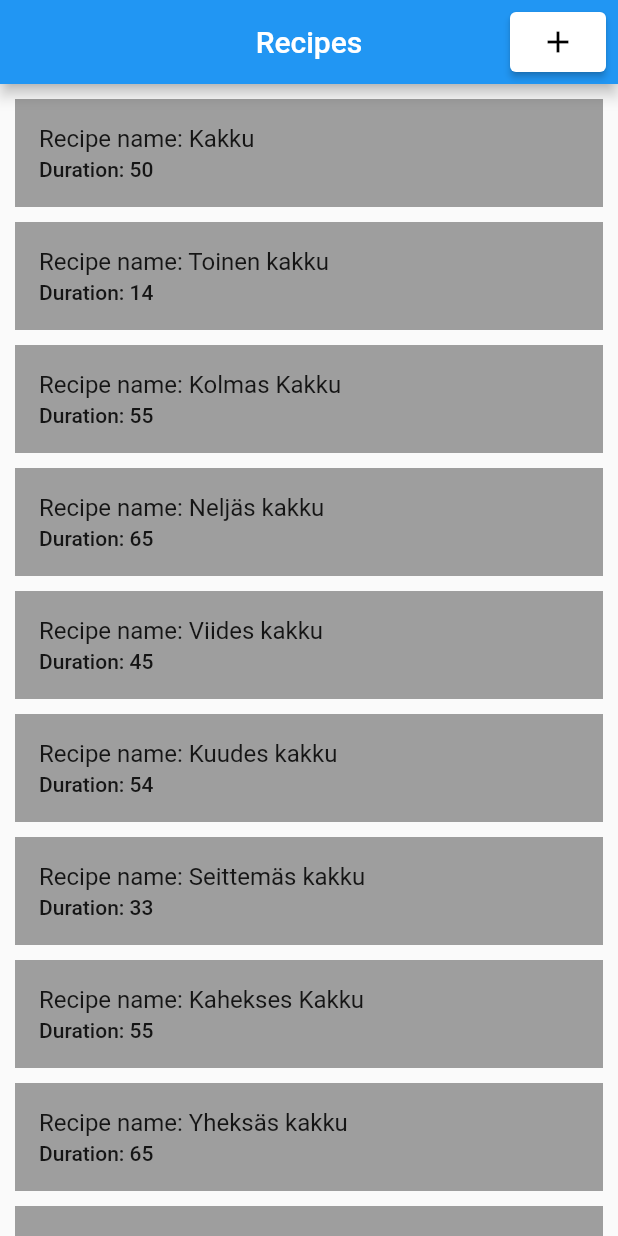
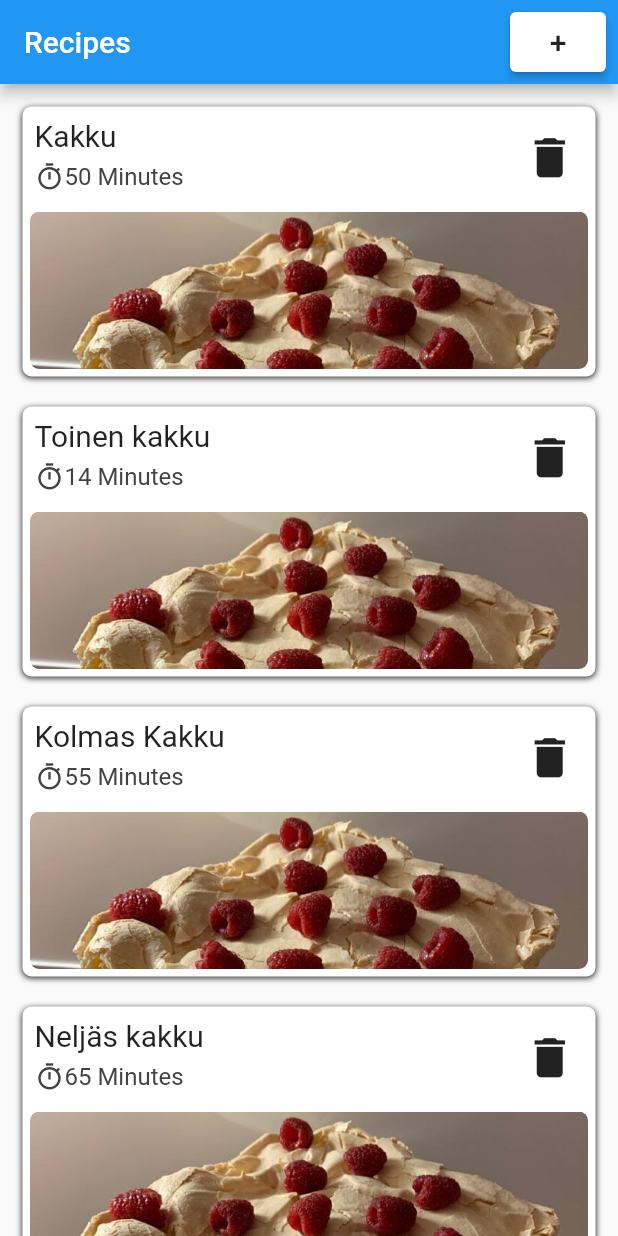
Before and after one commit to Nikomanty/RecipeBook, a Flutter app: the screen it shows after launch, on a phone screen of 412 x 824 dp. Run offline on Flutter 3.47's test engine with Material 2 defaults, Android fonts, the phone set to English and light mode, and no system bars.

Commit message:
Adds Card widget for recipes

```diff
--- a/lib/data/recipe_data_source.dart
+++ b/lib/data/recipe_data_source.dart
@@ -7,58 +7,66 @@ class RecipeDummyDataSource {
         duration: 50,
         ingredients: ["Jauhoja", "Kananmunia", "Sokearia"],
         introductions: ["Sekota jauhot", "Lisää kananmunat", "Lisää sokeri"],
-    ),
+        image: "images/placeholder_image.jpeg"),
     Recipe(
         recipeName: "Toinen kakku",
         duration: 14,
         ingredients: ["Jauhoja", "Kananmunia", "Sokearia"],
         introductions: ["Sekota jauhot", "Lisää kananmunat", "Lisää sokeri"],
-    ),
+        image: "images/placeholder_image.jpeg"),
     Recipe(
         recipeName: "Kolmas Kakku",
         duration: 55,
         ingredients: ["Jauhoja", "Kananmunia", "Sokearia"],
         introductions: ["Sekota jauhot", "Lisää kananmunat", "Lisää sokeri"],
-    ),Recipe(
+        image: "images/placeholder_image.jpeg"),
+    Recipe(
         recipeName: "Neljäs kakku",
         duration: 65,
         ingredients: ["Jauhoja", "Kananmunia", "Sokearia"],
         introductions: ["Sekota jauhot", "Lisää kananmunat", "Lisää sokeri"],
-    ),Recipe(
+        image: "images/placeholder_image.jpeg"),
+    Recipe(
         recipeName: "Viides kakku",
         duration: 45,
         ingredients: ["Jauhoja", "Kananmunia", "Sokearia"],
         introductions: ["Sekota jauhot", "Lisää kananmunat", "Lisää sokeri"],
-    ),Recipe(
+        image: "images/placeholder_image.jpeg"),
+    Recipe(
         recipeName: "Kuudes kakku",
         duration: 54,
         ingredients: ["Jauhoja", "Kananmunia", "Sokearia"],
         introductions: ["Sekota jauhot", "Lisää kananmunat", "Lisää sokeri"],
-    ),Recipe(
+        image: "images/placeholder_image.jpeg"),
+    Recipe(
         recipeName: "Seittemäs kakku",
         duration: 33,
         ingredients: ["Jauhoja", "Kananmunia", "Sokearia"],
         introductions: ["Sekota jauhot", "Lisää kananmunat", "Lisää sokeri"],
-    ),Recipe(
+        image: "images/placeholder_image.jpeg"),
+    Recipe(
         recipeName: "Kahekses Kakku",
         duration: 55,
         ingredients: ["Jauhoja", "Kananmunia", "Sokearia"],
         introductions: ["Sekota jauhot", "Lisää kananmunat", "Lisää sokeri"],
-    ),Recipe(
+        image: "images/placeholder_image.jpeg"),
+    Recipe(
         recipeName: "Yheksäs kakku",
         duration: 65,
         ingredients: ["Jauhoja", "Kananmunia", "Sokearia"],
         introductions: ["Sekota jauhot", "Lisää kananmunat", "Lisää sokeri"],
-    ),Recipe(
+        image: "images/placeholder_image.jpeg"),
+    Recipe(
         recipeName: "Kymmenes kakku",
         duration: 77,
         ingredients: ["Jauhoja", "Kananmunia", "Sokearia"],
         introductions: ["Sekota jauhot", "Lisää kananmunat", "Lisää sokeri"],
-    ), Recipe(
+        image: "images/placeholder_image.jpeg"),
+    Recipe(
         recipeName: "Yhestoista kakku",
         duration: 55,
         ingredients: ["Jauhoja", "Kananmunia", "Sokearia"],
         introductions: ["Sekota jauhot", "Lisää kananmunat", "Lisää sokeri"],
-    ),
+        image: "images/placeholder_image.jpeg"),
   ];
 }
--- a/lib/main.dart
+++ b/lib/main.dart
@@ -1,6 +1,6 @@
 import 'package:flutter/material.dart';
 import 'package:recipe_book/res/recipe_book_strings.dart';
-import 'package:recipe_book/views/recipe_book.dart';
+import 'package:recipe_book/view/recipe_book.dart';
 
 void main() {
   runApp(MaterialApp(
--- a/lib/model/recipe.dart
+++ b/lib/model/recipe.dart
@@ -3,11 +3,13 @@ class Recipe {
   final int duration;
   final List<String> ingredients;
   final List<String> introductions;
+  final String image;
 
   Recipe({
     required this.recipeName,
     required this.duration,
     required this.ingredients,
     required this.introductions,
+    required this.image,
   });
 }
--- a/lib/res/recipe_book_strings.dart
+++ b/lib/res/recipe_book_strings.dart
@@ -2,6 +2,6 @@
 class RecipeBookStrings {
   static const String appTitle = "Recipe Book";
   static const String recipesString = "Recipes";
-  static const String recipeNameString = "Recipe name:";
-  static const String durationString = "Duration: ";
+
+  static const String minutesString = "Minutes";
 }
--- a/lib/views/recipe_book.dart
+++ b/lib/view/recipe_book.dart
@@ -2,7 +2,8 @@ import 'package:flutter/material.dart';
 import 'package:recipe_book/data/recipe_data_source.dart';
 import 'package:recipe_book/model/recipe.dart';
 import 'package:recipe_book/res/recipe_book_strings.dart';
-import 'package:recipe_book/views/recipe_list/recipe_list.dart';
+import 'package:recipe_book/view/recipe_list/recipe_list.dart';
+import 'package:recipe_book/widgets/buttons/action_button.dart';
 
 class RecipeBook extends StatelessWidget {
   final List<Recipe> recipes = RecipeDummyDataSource.recipes;
@@ -17,24 +18,15 @@ class RecipeBook extends StatelessWidget {
           RecipeBookStrings.recipesString,
           style: TextStyle(color: Colors.white),
         ),
-        centerTitle: true,
-        actions: [_createRoundedButton()],
+        actions: [
+          ActionButton(
+            action: () => debugPrint("Create new recipe"),
+            title: "+",
+          )
+        ],
       ),
-      body: RecipeList(recipes: recipes,),
-    );
-  }
-
-  Widget _createRoundedButton() {
-    return Padding(
-      padding: const EdgeInsets.all(8.0),
-      child: ElevatedButton(
-        style: ElevatedButton.styleFrom(
-          primary: Colors.white,
-          onPrimary: Colors.black,
-        ),
-        child: const Icon(Icons.add),
-        //TODO: Create recipe functionality needs to be added
-        onPressed: () => debugPrint("Open create recipe"),
+      body: RecipeList(
+        recipes: recipes,
       ),
     );
   }
--- /dev/null
+++ b/lib/view/recipe_list/recipe_card.dart
@@ -0,0 +1,69 @@
+import 'package:flutter/material.dart';
+import 'package:recipe_book/model/recipe.dart';
+import 'package:recipe_book/res/recipe_book_strings.dart';
+import 'package:recipe_book/view/recipe_list/recipe_card_image.dart';
+import 'package:recipe_book/widgets/buttons/delete_button.dart';
+import 'package:recipe_book/widgets/labels/icon_label.dart';
+import 'package:recipe_book/widgets/labels/title_label.dart';
+
+class RecipeCard extends StatelessWidget {
+  final Recipe recipe;
+
+  const RecipeCard({Key? key, required this.recipe}) : super(key: key);
+
+  @override
+  Widget build(BuildContext context) {
+    return InkWell(
+      onTap: () => debugPrint("Open recipe"),
+      child: Container(
+        height: 180,
+        margin: const EdgeInsets.all(5),
+        decoration: BoxDecoration(
+          color: Colors.white,
+          borderRadius: BorderRadius.circular(6),
+          boxShadow: [
+            BoxShadow(
+              color: Colors.grey.shade900,
+              offset: const Offset(0.0, 1.0),
+              blurRadius: 3.0,
+            ),
+          ],
+        ),
+        child: _cardContent(),
+      ),
+    );
+  }
+
+  Widget _cardContent() {
+    return Column(
+      children: [
+        Padding(
+          padding: const EdgeInsets.all(8.0),
+          child: Row(
+            mainAxisAlignment: MainAxisAlignment.spaceBetween,
+            children: [
+              Flexible(
+                child: Column(
+                  crossAxisAlignment: CrossAxisAlignment.start,
+                  children: [
+                    TitleLabel(title: recipe.recipeName, maxRows: 1),
+                    const Padding(padding: EdgeInsets.symmetric(vertical: 3.0)),
+                    IconLabel(
+                        icon: Icons.timer_outlined,
+                        label:
+                            "${recipe.duration} ${RecipeBookStrings.minutesString}"),
+                  ],
+                ),
+              ),
+              DeleteButton(
+                itemToDeleteName: recipe.recipeName,
+                iconSize: 35,
+              ),
+            ],
+          ),
+        ),
+        RecipeCardImage(recipeThumpNailImagePath: recipe.image),
+      ],
+    );
+  }
+}
--- /dev/null
+++ b/lib/view/recipe_list/recipe_card_image.dart
@@ -0,0 +1,26 @@
+import 'package:flutter/material.dart';
+
+class RecipeCardImage extends StatelessWidget {
+  final String recipeThumpNailImagePath;
+
+  const RecipeCardImage({
+    Key? key,
+    required this.recipeThumpNailImagePath,
+  }) : super(key: key);
+
+  @override
+  Widget build(BuildContext context) {
+    return Expanded(
+      child: Container(
+        margin: const EdgeInsets.all(5),
+        decoration: BoxDecoration(
+            borderRadius: BorderRadius.circular(6),
+            image: DecorationImage(
+              image: AssetImage(recipeThumpNailImagePath),
+              fit: BoxFit.cover,
+              alignment: Alignment.topCenter,
+            )),
+      ),
+    );
+  }
+}
--- a/lib/views/recipe_list/recipe_list.dart
+++ b/lib/view/recipe_list/recipe_list.dart
@@ -1,5 +1,6 @@
 import 'package:flutter/material.dart';
 import 'package:recipe_book/model/recipe.dart';
+import 'package:recipe_book/view/recipe_list/recipe_card.dart';
 
 class RecipeList extends StatelessWidget {
   final List<Recipe> recipes;
@@ -17,17 +18,8 @@ class RecipeList extends StatelessWidget {
       itemBuilder: (context, index) {
         return Padding(
           padding: const EdgeInsets.all(5.0),
-          //TODO: Add real card widget for recipes
-          child: ListTile(
-            title: Text(
-              "Recipe name: ${recipes[index].recipeName}",
-              style: Theme.of(context).textTheme.titleMedium,
-            ),
-            subtitle: Text(
-              "Duration: ${recipes[index].duration}",
-              style: Theme.of(context).textTheme.bodyText1,
-            ),
-            tileColor: Colors.grey,
+          child: RecipeCard(
+            recipe: recipes[index],
           ),
         );
       },
--- /dev/null
+++ b/lib/widgets/buttons/action_button.dart
@@ -0,0 +1,29 @@
+import 'package:flutter/material.dart';
+
+class ActionButton extends StatelessWidget {
+  final Function() action;
+  final String title;
+
+  const ActionButton({
+    Key? key,
+    required this.action,
+    required this.title,
+  }) : super(key: key);
+
+  @override
+  Widget build(BuildContext context) {
+    return Padding(
+      padding: const EdgeInsets.all(8.0),
+      child: ElevatedButton(
+        onPressed: action,
+        style: ButtonStyle(
+          backgroundColor: MaterialStateProperty.all<Color>(Colors.white),
+        ),
+        child: Text(
+          title,
+          style: Theme.of(context).textTheme.titleLarge,
+        ),
+      ),
+    );
+  }
+}
--- /dev/null
+++ b/lib/widgets/buttons/delete_button.dart
@@ -0,0 +1,48 @@
+import 'package:flutter/material.dart';
+
+class DeleteButton extends StatelessWidget {
+  final String? itemToDeleteName;
+  final double? iconSize;
+
+  const DeleteButton({
+    Key? key,
+    this.itemToDeleteName,
+    this.iconSize,
+  }) : super(key: key);
+
+  @override
+  Widget build(BuildContext context) {
+    return IconButton(
+      icon: Icon(Icons.delete, size: iconSize ?? 25),
+      onPressed: () {
+        showDialog(
+          context: context,
+          builder: (BuildContext context) {
+            return _dialog(context);
+          },
+        );
+      },
+    );
+  }
+
+  _dialog(BuildContext context) {
+    return AlertDialog(
+      title: Text(
+        "Delete $itemToDeleteName?",
+      ),
+      actions: [
+        TextButton(
+          onPressed: () {
+            debugPrint("Delete item");
+            Navigator.of(context).pop();
+          },
+          child: const Text("Confirm"),
+        ),
+        TextButton(
+          onPressed: () => Navigator.of(context).pop(),
+          child: const Text("Cancel"),
+        ),
+      ],
+    );
+  }
+}
--- a/lib/widgets/buttons/elevated_rounded_button.dart
+++ /dev/null
@@ -1,43 +0,0 @@
-import 'package:flutter/material.dart';
-
-class ElevatedRoundedButton extends StatelessWidget {
-  final double width;
-  final double height;
-  final double radius;
-  final Color color;
-  final Color? elevationColor;
-  final Widget content;
-  final Function onClick;
-
-  const ElevatedRoundedButton(
-      {Key? key, required this.width,
-      required this.height,
-      required this.radius,
-      this.elevationColor,
-      required this.color,
-      required this.content,
-      required this.onClick}) : super(key: key);
-
-  @override
-  Widget build(BuildContext context) {
-    return InkWell(
-      onTap: onClick(),
-      child: Container(
-        width: width,
-        height: height,
-        decoration: BoxDecoration(
-          color: color,
-          borderRadius: BorderRadius.circular(radius),
-          boxShadow: [
-            BoxShadow(
-              color: elevationColor ?? Colors.grey,
-              offset: const Offset(0.0, 1.0),
-              blurRadius: 2.0,
-            ),
-          ],
-        ),
-        child: content,
-      ),
-    );
-  }
-}
--- /dev/null
+++ b/lib/widgets/labels/icon_label.dart
@@ -0,0 +1,30 @@
+import 'package:flutter/material.dart';
+
+class IconLabel extends StatelessWidget {
+  final IconData icon;
+  final String label;
+
+  const IconLabel({
+    Key? key,
+    required this.icon,
+    required this.label,
+  }) : super(key: key);
+
+  @override
+  Widget build(BuildContext context) {
+    return Row(
+      mainAxisAlignment: MainAxisAlignment.start,
+      children: [
+        Icon(
+          icon,
+          size: 20,
+          color: Colors.grey.shade800,
+        ),
+        Text(
+          label,
+          style: TextStyle(fontSize: 16, color: Colors.grey.shade800),
+        )
+      ],
+    );
+  }
+}
--- /dev/null
+++ b/lib/widgets/labels/title_label.dart
@@ -0,0 +1,25 @@
+import 'package:flutter/material.dart';
+
+class TitleLabel extends StatelessWidget {
+  final String title;
+  final int maxRows;
+
+  const TitleLabel({
+    Key? key,
+    required this.title,
+    required this.maxRows,
+  }) : super(key: key);
+
+  @override
+  Widget build(BuildContext context) {
+    return Text(
+      title,
+      textAlign: TextAlign.start,
+      overflow: TextOverflow.ellipsis,
+      maxLines: maxRows,
+      style: const TextStyle(
+        fontSize: 20,
+      ),
+    );
+  }
+}
--- a/pubspec.yaml
+++ b/pubspec.yaml
@@ -61,6 +61,8 @@ flutter:
   # assets:
   #   - images/a_dot_burr.jpeg
   #   - images/a_dot_ham.jpeg
+  assets:
+    - images/placeholder_image.jpeg
 
   # An image asset can refer to one or more resolution-specific "variants", see
   # https://flutter.dev/assets-and-images/#resolution-aware
```
Also changed, not shown: images/placeholder_image.jpeg (added). Lines whose indentation alone changed are shown as unchanged.
